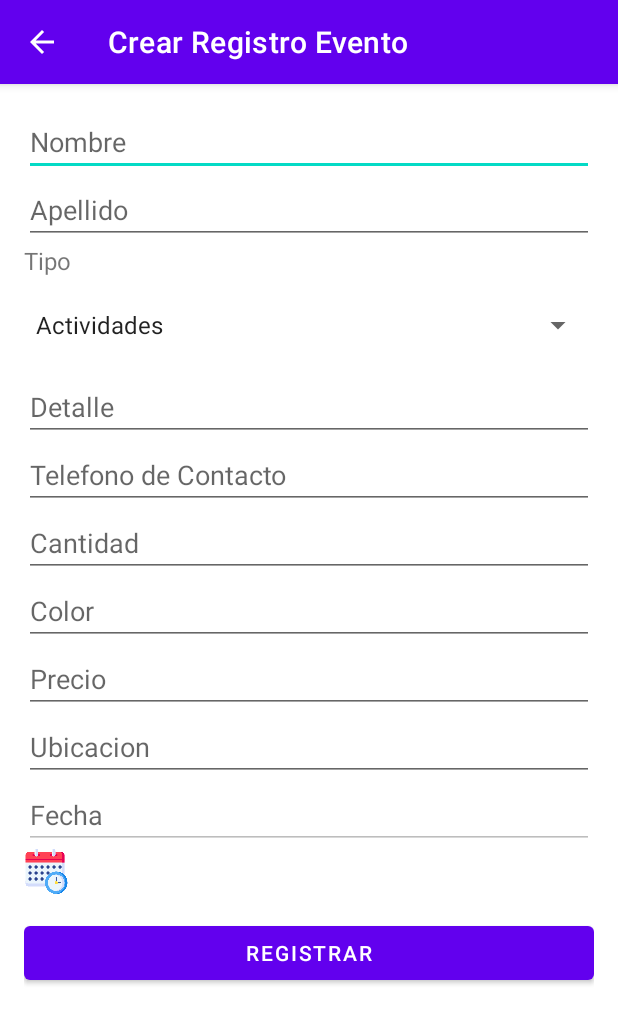
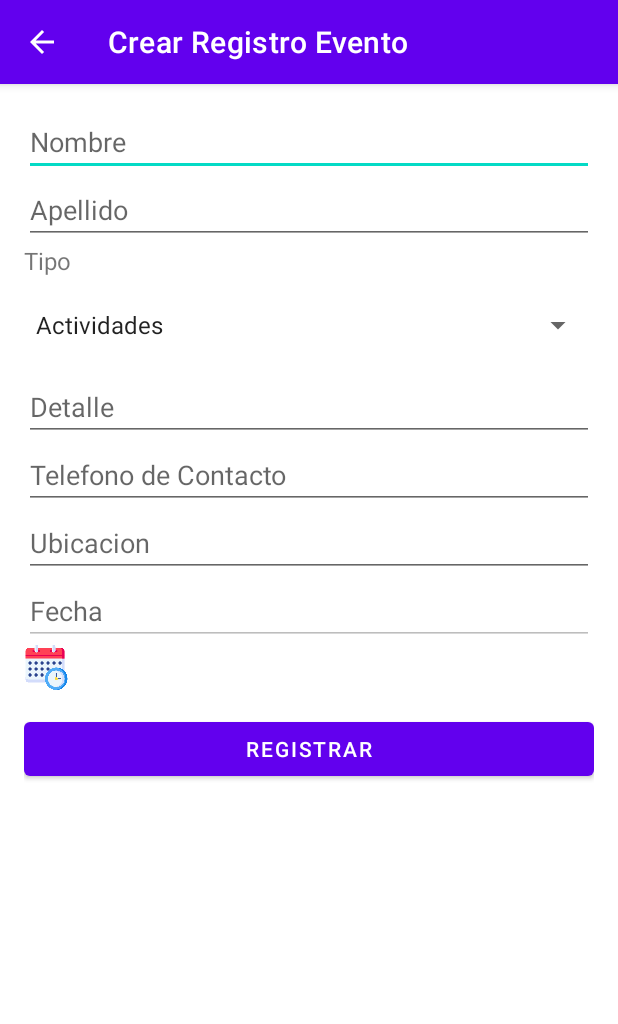
Before and after one commit to tasajos/tourcochab, an Android app: the registrarevento screen opened directly, with no data from a screen before it, after a tap on "REGISTRAR", on a phone screen of 412 x 824 dp. Shown: the top 1024 px of the screen. Run offline under Robolectric (Android 15) with nearby library versions, the phone set to English and light mode, and no system bars.

Commit message:
reform formulario

```diff
--- a/app/src/main/java/org/tourcocha/chakuy/registrarevento.java
+++ b/app/src/main/java/org/tourcocha/chakuy/registrarevento.java
@@ -23,7 +23,7 @@ public class registrarevento extends AppCompatActivity {
     Button btn_registrar;
 
     private EditText mFechaEditText;
-    EditText nombre,apellido,tipo,detalle,pedido,cantidad,color,precio,ubicacion,fecha;
+    EditText nombre,apellido,tipo,detalle,pedido,ubicacion,fecha;
 
     @Override
     protected void onCreate(Bundle savedInstanceState) {
@@ -40,10 +40,8 @@ public class registrarevento extends AppCompatActivity {
         detalle = findViewById(R.id.detalle);
         Spinner tipoSpinner = findViewById(R.id.tipo_spinner);
         pedido = findViewById(R.id.pedido);
-        cantidad = findViewById(R.id.cantidad);
-        color = findViewById(R.id.color);
-        precio = findViewById(R.id.precio);
         ubicacion = findViewById(R.id.ubicacion);
+        fecha    = findViewById(R.id.fecha);
 
         tipoSpinner.setOnItemSelectedListener(new AdapterView.OnItemSelectedListener() {
             @Override
@@ -105,9 +103,6 @@ public class registrarevento extends AppCompatActivity {
         String apellidoStr = apellido.getText().toString();
         String detalleStr = detalle.getText().toString();
         String pedidoStr = pedido.getText().toString();
-        String cantidadStr = cantidad.getText().toString();
-        String colorStr = color.getText().toString();
-        String precioStr = precio.getText().toString();
         String ubicacionStr = ubicacion.getText().toString();
         String fechaStr = fecha.getText().toString();
 
@@ -116,9 +111,6 @@ public class registrarevento extends AppCompatActivity {
                 "Apellido: " + apellidoStr + "\n" +
                 "Detalle: " + detalleStr + "\n" +
                 "Pedido: " + pedidoStr + "\n" +
-                "Cantidad: " + cantidadStr + "\n" +
-                "Color: " + colorStr + "\n" +
-                "Precio: " + precioStr + "\n" +
                 "Ubicación: " + ubicacionStr + "\n" +
                 "Fecha: " + fechaStr;
 
--- a/app/src/main/res/layout/activity_registrarevento.xml
+++ b/app/src/main/res/layout/activity_registrarevento.xml
@@ -69,31 +69,7 @@
             android:layout_height="wrap_content"
             android:ems="10"
             android:hint="Telefono de Contacto"
-            android:inputType="phone" />
-
-        <EditText
-            android:id="@+id/cantidad"
-            android:layout_width="match_parent"
-            android:layout_height="wrap_content"
-            android:ems="10"
-            android:hint="Cantidad"
-            android:inputType="textPersonName" />
-
-        <EditText
-            android:id="@+id/color"
-            android:layout_width="match_parent"
-            android:layout_height="wrap_content"
-            android:ems="10"
-            android:hint="Color"
-            android:inputType="textPersonName" />
-
-        <EditText
-            android:id="@+id/precio"
-            android:layout_width="match_parent"
-            android:layout_height="wrap_content"
-            android:ems="10"
-            android:hint="Precio"
-            android:inputType="textPersonName" />
+            android:inputType="number" />
 
         <EditText
             android:id="@+id/ubicacion"
```
